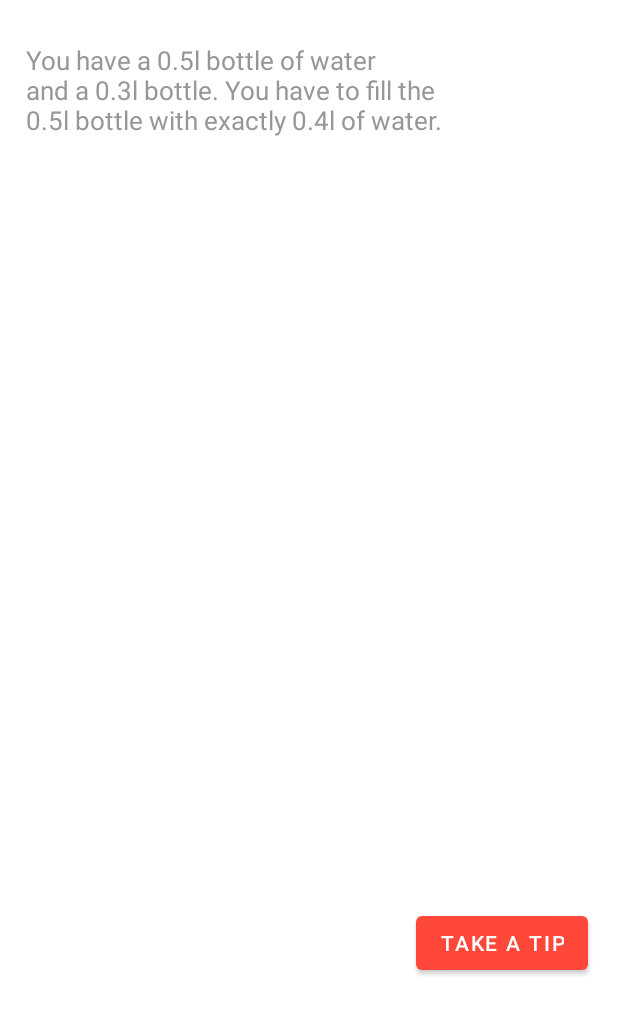
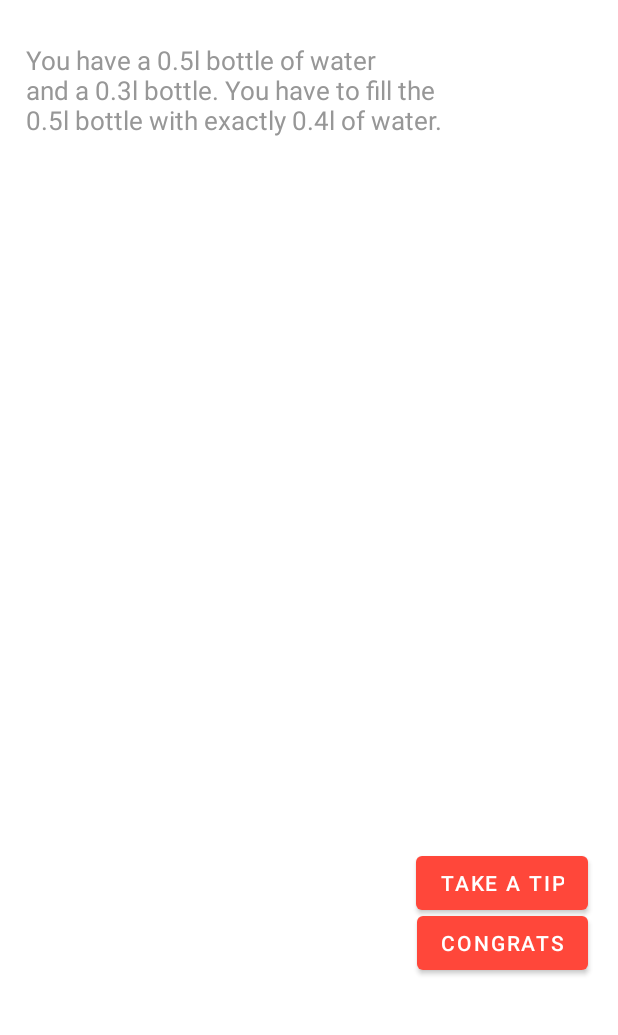
Before and after one commit to smartuni/escape-room-of-things, an Android app: the screen it shows after launch (MainActivity), in the side drawer, after a tap on "Riddle1", on a phone screen of 412 x 824 dp, the part 197-1232 px from its top. Run offline under Robolectric (Android 15) with nearby library versions, the phone set to English and light mode, and no system bars; our stand-ins replace Dagger/Hilt's generated code, navigation-ui.

Commit message:
add congratulations window

```diff
--- a/App/app/src/main/java/de/haw/riddle/ui/water/WaterRiddleFragment.java
+++ b/App/app/src/main/java/de/haw/riddle/ui/water/WaterRiddleFragment.java
@@ -9,6 +9,7 @@ import android.widget.Button;
 import androidx.annotation.NonNull;
 import androidx.annotation.Nullable;
 import androidx.appcompat.app.AlertDialog;
+import androidx.navigation.fragment.NavHostFragment;
 import androidx.recyclerview.widget.DefaultItemAnimator;
 import androidx.recyclerview.widget.LinearLayoutManager;
 import androidx.recyclerview.widget.RecyclerView;
@@ -17,6 +18,7 @@ import java.util.LinkedList;
 import java.util.Queue;
 
 import dagger.android.support.DaggerFragment;
+import de.haw.riddle.MainActivity;
 import de.haw.riddle.R;
 
 public class WaterRiddleFragment extends DaggerFragment {
@@ -55,6 +57,12 @@ public class WaterRiddleFragment extends DaggerFragment {
                 .setPositiveButton(R.string.confirm, (dialogInterface, i) -> showNextTip())
                 .create()
                 .show());
+
+        final Button congrats = view.findViewById(R.id.congrats);
+        congrats.setOnClickListener(v -> {
+            NavHostFragment.findNavController(this).navigate(R.id.action_fragmentRiddle1_to_congratulationsWindow);
+            ((MainActivity) requireActivity()).showDrawerAndMenu();
+        });
     }
 
     @Override
--- a/App/app/src/main/res/layout/fragment_water.xml
+++ b/App/app/src/main/res/layout/fragment_water.xml
@@ -44,10 +44,20 @@ You have to fill the \n0.5l bottle with exactly 0.4l of water. "
         android:layout_marginTop="25dp"/>
 
     <Button
+        android:id="@+id/congrats"
+        android:layout_width="wrap_content"
+        android:layout_height="wrap_content"
+        android:layout_marginBottom="40dp"
+        android:text="Congrats"
+        app:layout_constraintEnd_toEndOf="parent"
+        android:layout_marginEnd="20dp"
+        app:layout_constraintBottom_toBottomOf="parent"/>
+
+    <Button
         android:id="@+id/btnTip"
         android:layout_width="wrap_content"
         android:layout_height="wrap_content"
-        android:layout_marginBottom="40dp"
+        android:layout_marginBottom="80dp"
         android:text="Take a tip"
         app:layout_constraintEnd_toEndOf="parent"
         android:layout_marginEnd="20dp"
--- a/App/app/src/main/res/navigation/nav_graph.xml
+++ b/App/app/src/main/res/navigation/nav_graph.xml
@@ -29,7 +29,11 @@
         android:id="@+id/fragmentRiddle1"
         android:name="de.haw.riddle.ui.water.WaterRiddleFragment"
         android:label="riddle1"
-        tools:layout="@layout/fragment_water" />
+        tools:layout="@layout/fragment_water" >
+        <action
+            android:id="@+id/action_fragmentRiddle1_to_congratulationsWindow"
+            app:destination="@id/congratulationsWindow" />
+    </fragment>
 
     <fragment
         android:id="@+id/fragmentLed"
@@ -112,5 +116,17 @@
         android:name="de.haw.riddle.ui.admin.riddle.RiddleDetailFragment"
         android:label="Riddle Details"
         tools:layout="@layout/fragment_riddle_detail" />
+    <dialog
+        android:id="@+id/congratulationsWindow"
+        android:name="de.haw.riddle.ui.CongratulationsWindow"
+        android:label="CongratulationsWindow" >
+        <action
+            android:id="@+id/action_congratulationsWindow_to_legoRiddleFragment"
+            app:destination="@id/legoRiddleFragment" />
+    </dialog>
+    <fragment
+        android:id="@+id/legoRiddleFragment"
+        android:name="de.haw.riddle.ui.lego.LegoRiddleFragment"
+        android:label="LegoRiddleFragment" />
 
 </navigation>
--- a/App/app/src/main/res/values/dimens.xml
+++ b/App/app/src/main/res/values/dimens.xml
@@ -3,4 +3,5 @@
     <dimen name="list_item_height">10dp</dimen>
     <dimen name="margin_medium">10dp</dimen>
     <dimen name="margin_large">60dp</dimen>
+    <dimen name="padding_dialog">10dp</dimen>
 </resources>
```
Also changed, not shown: App/app/src/main/java/de/haw/riddle/ui/CongratulationsWindow.java (added, +51 -0 lines), App/app/src/main/res/layout/fragment_congratulations.xml (added, +49 -0 lines), App/app/src/main/res/layout/item_tip.xml (+7 -5 lines), App/app/src/main/res/drawable/congratulations_hands.png (added).
